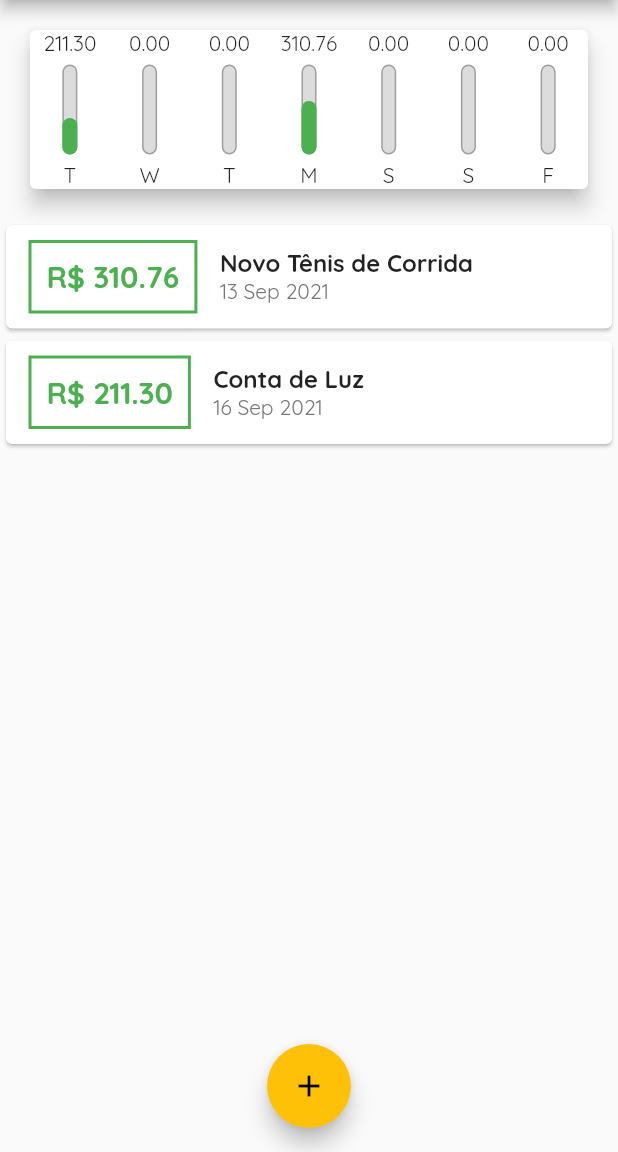
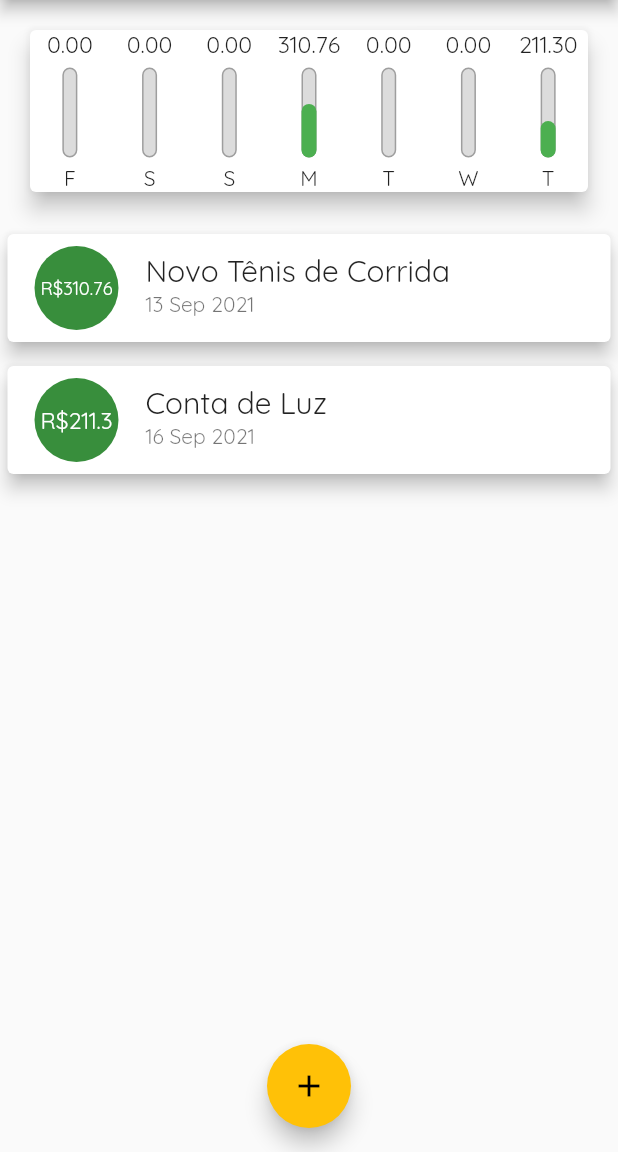
Before and after one commit to luiscastrodev/expenses, a Flutter app: the screen it shows after launch, on a phone screen of 412 x 824 dp, the part 84-1236 px from its top. Run offline on Flutter 3.47's test engine with Material 2 defaults, Android fonts, the phone set to English and light mode, and no system bars.

Commit message:
ajuste chart

```diff
--- a/lib/components/char_bar.dart
+++ b/lib/components/char_bar.dart
@@ -15,9 +15,12 @@ class ChartBar extends StatelessWidget {
   Widget build(BuildContext context) {
     return Column(
       children: [
-        FittedBox(
-          child: Text(
-            '${value.toStringAsFixed(2)}',
+        Container(
+          height: 20,
+          child: FittedBox(
+            child: Text(
+              '${value.toStringAsFixed(2)}',
+            ),
           ),
         ),
         SizedBox(
--- a/lib/components/chart.dart
+++ b/lib/components/chart.dart
@@ -29,7 +29,7 @@ class Chart extends StatelessWidget {
         'day': DateFormat.E().format(weekDay)[0],
         'value': totalSum,
       };
-    });
+    }).reversed.toList();
   }
 
   double get _weekTotalValue {
--- a/lib/components/transacation_list.dart
+++ b/lib/components/transacation_list.dart
@@ -32,48 +32,28 @@ class TransactionList extends StatelessWidget {
               itemBuilder: (ctx, index) {
                 final tr = transactions[index];
                 return Card(
-                  child: Row(
-                    children: <Widget>[
-                      Container(
-                        margin: EdgeInsets.symmetric(
-                          horizontal: 15,
-                          vertical: 10,
-                        ),
-                        decoration: BoxDecoration(
-                          border: Border.all(
-                            color: Theme.of(context).primaryColor,
-                            width: 2,
-                          ),
-                        ),
-                        padding: EdgeInsets.all(10),
-                        child: Text(
-                          'R\$ ${tr.value.toStringAsFixed(2)}',
-                          style: TextStyle(
-                            fontWeight: FontWeight.bold,
-                            fontSize: 20,
-                            color: Theme.of(context).primaryColor,
-                          ),
+                  elevation: 5,
+                  margin: EdgeInsets.symmetric(
+                    vertical: 8,
+                    horizontal: 5
+                  ),
+                  child: ListTile(
+                      leading: CircleAvatar(
+                        radius: 30,
+                        child: Padding(
+                          padding: const EdgeInsets.all(6.0),
+                          child: FittedBox(
+                            child: Text('R\$${tr.value}'),
+                            ),
                         ),
                       ),
-                      Column(
-                        crossAxisAlignment: CrossAxisAlignment.start,
-                        children: <Widget>[
-                          Text(
-                            tr.title,
-                            style: TextStyle(
-                              fontSize: 16,
-                              fontWeight: FontWeight.bold,
-                            ),
-                          ),
-                          Text(
-                            DateFormat('d MMM y').format(tr.date),
-                            style: TextStyle(
-                              color: Colors.grey[600],
-                            ),
-                          ),
-                        ],
+                      title: Text(
+                        tr.title,
+                        style: Theme.of(context).textTheme.headline6,
                       ),
-                    ],
+                      subtitle: Text(
+                        DateFormat('d MMM y').format(tr.date),
+                      ),
                   ),
                 );
               },
```
